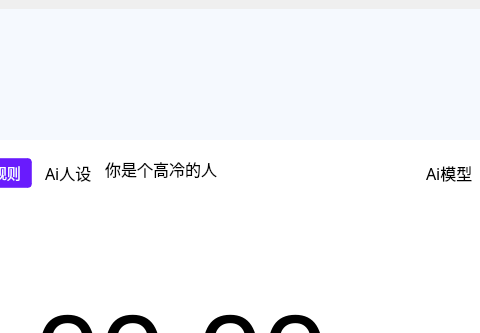
Qt form Ui_MainWindow.ui (YangShengzhou03/LeafAuto) before a commit; both pictures show x 654 to 1134 and y 0 to 333 of the 1289 by 734 pixel window.
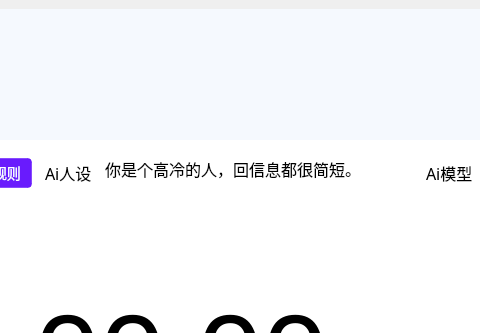
The same form after that commit. The open tabs and pages were chosen to show the change. Icons and pictures are not drawn.

Commit message: 枫叶信息自动化系统

Diff of the .ui file:
```diff
--- a/Ui_MainWindow.ui
+++ b/Ui_MainWindow.ui
@@ -4893,7 +4893,7 @@
                                <string/>
                               </property>
                               <property name="text">
-                               <string>你是个高冷的人</string>
+                               <string>你是个高冷的人，回信息都很简短。</string>
                               </property>
                               <property name="placeholderText">
                                <string>在此输入Ai人设</string>
```
The commit also changes 3 other files.
